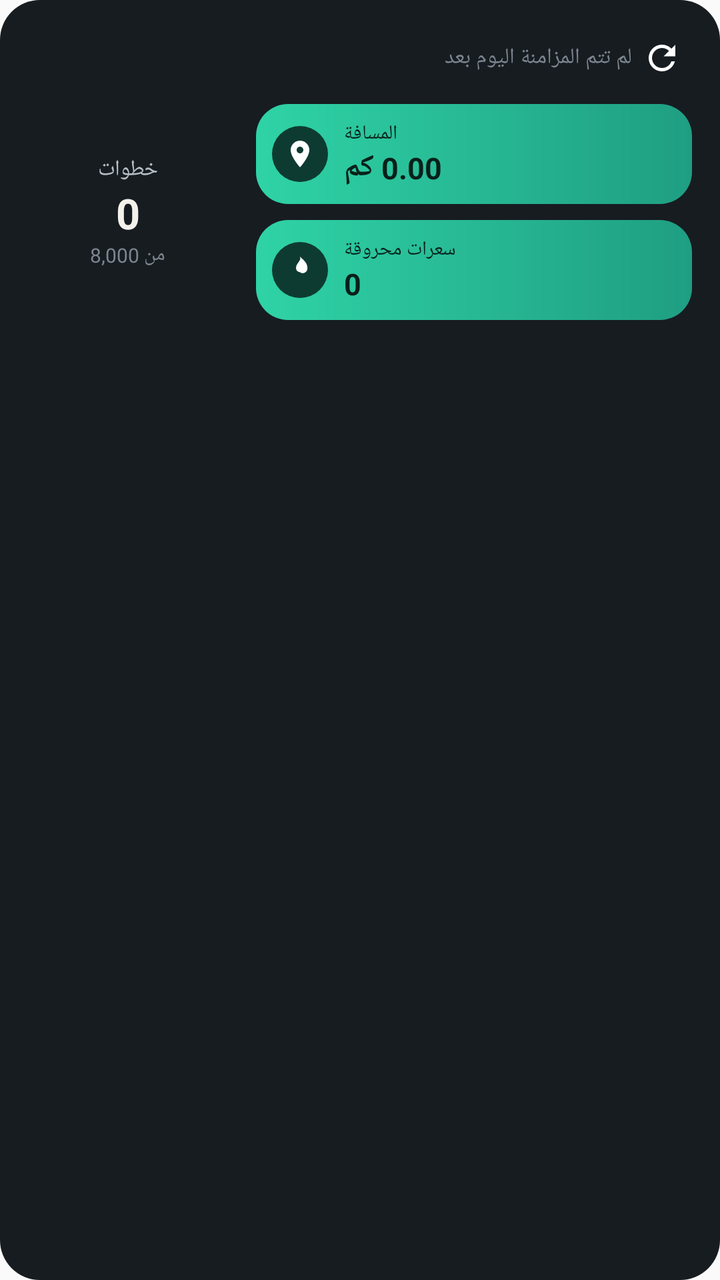
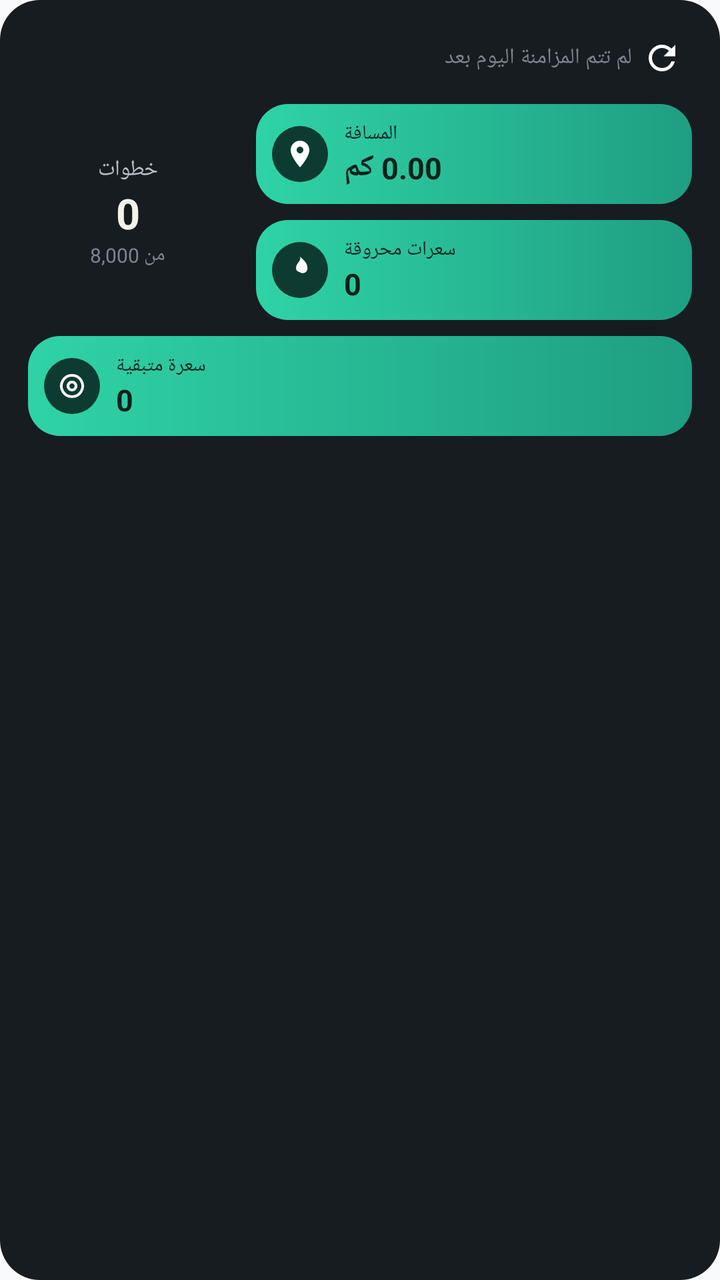

Before-and-after screenshots of an Android layout around one commit, followed by the original layout XML and the change that was made.
<!-- AndroidManifest.xml: application theme AppTheme -->
<!-- res/layout/widget_steps.xml -->
<?xml version="1.0" encoding="utf-8"?>
<LinearLayout xmlns:android="http://schemas.android.com/apk/res/android"
    android:id="@+id/widgetStepsRoot"
    android:layout_width="match_parent"
    android:layout_height="match_parent"
    android:layoutDirection="locale"
    android:orientation="vertical"
    android:background="@drawable/widget_bg"
    android:padding="14dp">

    
    <LinearLayout
        android:layout_width="match_parent"
        android:layout_height="wrap_content"
        android:orientation="horizontal"
        android:gravity="center_vertical">

        <TextView
            android:id="@+id/widgetStepsSyncText"
            android:layout_width="0dp"
            android:layout_height="wrap_content"
            android:layout_weight="1"
            android:text="لم تتم المزامنة اليوم بعد"
            android:textColor="#7C858F"
            android:textSize="11sp"
            android:gravity="start"
            android:maxLines="1"
            android:ellipsize="end"/>

        <ImageView
            android:id="@+id/widgetStepsRefresh"
            android:layout_width="30dp"
            android:layout_height="30dp"
            android:padding="5dp"
            android:src="@drawable/ic_widget_refresh"
            android:contentDescription="تحديث"/>

    </LinearLayout>

    
    <LinearLayout
        android:layout_width="match_parent"
        android:layout_height="wrap_content"
        android:layout_marginTop="8dp"
        android:orientation="horizontal"
        android:gravity="center_vertical">

        <FrameLayout
            android:layout_width="100dp"
            android:layout_height="100dp">

            <ImageView
                android:id="@+id/widgetStepsRingImg"
                android:layout_width="match_parent"
                android:layout_height="match_parent"/>

            <LinearLayout
                android:layout_width="match_parent"
                android:layout_height="match_parent"
                android:orientation="vertical"
                android:gravity="center">

                <TextView
                    android:id="@+id/widgetStepsLabel"
                    android:layout_width="wrap_content"
                    android:layout_height="wrap_content"
                    android:text="خطوات"
                    android:textColor="#B7C0C7"
                    android:textSize="11sp"/>

                <TextView
                    android:id="@+id/widgetStepsValue"
                    android:layout_width="wrap_content"
                    android:layout_height="wrap_content"
                    android:text="0"
                    android:textColor="#F3F1EA"
                    android:textSize="21sp"
                    android:textStyle="bold"/>

                <TextView
                    android:id="@+id/widgetStepsGoalText"
                    android:layout_width="wrap_content"
                    android:layout_height="wrap_content"
                    android:text="من 8,000"
                    android:textColor="#7C858F"
                    android:textSize="10sp"/>

            </LinearLayout>

        </FrameLayout>

        <LinearLayout
            android:layout_width="0dp"
            android:layout_height="wrap_content"
            android:layout_weight="1"
            android:layout_marginStart="14dp"
            android:orientation="vertical"
            android:gravity="center_vertical">

            <LinearLayout
                android:layout_width="match_parent"
                android:layout_height="wrap_content"
                android:orientation="horizontal"
                android:gravity="center_vertical"
                android:background="@drawable/widget_stat_pill_bg"
                android:padding="8dp"
                android:layout_marginBottom="8dp">

                <ImageView
                    android:layout_width="28dp"
                    android:layout_height="28dp"
                    android:padding="6dp"
                    android:background="@drawable/widget_icon_badge_bg"
                    android:src="@drawable/ic_widget_pin"/>

                <LinearLayout
                    android:layout_width="wrap_content"
                    android:layout_height="wrap_content"
                    android:layout_marginStart="8dp"
                    android:orientation="vertical">

                    <TextView
                        android:layout_width="wrap_content"
                        android:layout_height="wrap_content"
                        android:text="المسافة"
                        android:textColor="#08201A"
                        android:textSize="10sp"/>

                    <TextView
                        android:id="@+id/widgetStepsDistance"
                        android:layout_width="wrap_content"
                        android:layout_height="wrap_content"
                        android:text="0.00 كم"
                        android:textColor="#08201A"
                        android:textSize="15sp"
                        android:textStyle="bold"/>

                </LinearLayout>

            </LinearLayout>

            <LinearLayout
                android:layout_width="match_parent"
                android:layout_height="wrap_content"
                android:orientation="horizontal"
                android:gravity="center_vertical"
                android:background="@drawable/widget_stat_pill_bg"
                android:padding="8dp">

                <ImageView
                    android:layout_width="28dp"
                    android:layout_height="28dp"
                    android:padding="6dp"
                    android:background="@drawable/widget_icon_badge_bg"
                    android:src="@drawable/ic_widget_flame"/>

                <LinearLayout
                    android:layout_width="wrap_content"
                    android:layout_height="wrap_content"
                    android:layout_marginStart="8dp"
                    android:orientation="vertical">

                    <TextView
                        android:layout_width="wrap_content"
                        android:layout_height="wrap_content"
                        android:text="سعرات محروقة"
                        android:textColor="#08201A"
                        android:textSize="10sp"/>

                    <TextView
                        android:id="@+id/widgetStepsCalories"
                        android:layout_width="wrap_content"
                        android:layout_height="wrap_content"
                        android:text="0"
                        android:textColor="#08201A"
                        android:textSize="15sp"
                        android:textStyle="bold"/>

                </LinearLayout>

            </LinearLayout>

        </LinearLayout>

    </LinearLayout>

</LinearLayout>
<!-- resources referenced by this layout -->
<resources>
  <!-- drawable ic_widget_flame (drawable) -->
  <?xml version="1.0" encoding="utf-8"?>
  <vector xmlns:android="http://schemas.android.com/apk/res/android"
      android:width="24dp"
      android:height="24dp"
      android:viewportWidth="24"
      android:viewportHeight="24">
      <path
          android:fillColor="#FFFFFF"
          android:pathData="M12 2c1.2 3.4-3 4.6-3 8.6a3 3 0 0 0 6 0c0-1-.6-1.8-.6-1.8.8 2.2-.6 3-.6 3 .8-2.2-1.4-3.6-1.4-5.4 0 1.4-2 2.2-2 4.4a3.6 3.6 0 0 0 7.2 0c0-4.2-2.9-6.2-5.6-8.8z"/>
  </vector>
  <!-- drawable ic_widget_pin (drawable) -->
  <?xml version="1.0" encoding="utf-8"?>
  <vector xmlns:android="http://schemas.android.com/apk/res/android"
      android:width="24dp"
      android:height="24dp"
      android:viewportWidth="24"
      android:viewportHeight="24">
      <path
          android:fillColor="#FFFFFF"
          android:pathData="M12,2C8.13,2 5,5.13 5,9c0,5.25 7,13 7,13s7,-7.75 7,-13c0,-3.87 -3.13,-7 -7,-7zM12,11.5c-1.38,0 -2.5,-1.12 -2.5,-2.5s1.12,-2.5 2.5,-2.5 2.5,1.12 2.5,2.5 -1.12,2.5 -2.5,2.5z"/>
  </vector>
  <!-- drawable ic_widget_refresh (drawable) -->
  <?xml version="1.0" encoding="utf-8"?>
  <vector xmlns:android="http://schemas.android.com/apk/res/android"
      android:width="24dp"
      android:height="24dp"
      android:viewportWidth="24"
      android:viewportHeight="24">
      <path
          android:fillColor="#FFFFFF"
          android:pathData="M17.65,6.35C16.2,4.9 14.21,4 12,4c-4.42,0 -7.99,3.58 -7.99,8s3.57,8 7.99,8c3.73,0 6.84,-2.55 7.73,-6h-2.08c-0.82,2.33 -3.04,4 -5.65,4 -3.31,0 -6,-2.69 -6,-6s2.69,-6 6,-6c1.66,0 3.14,0.69 4.22,1.78L13,11h7V4l-2.35,2.35z"/>
  </vector>
  <!-- drawable widget_bg (drawable) -->
  <?xml version="1.0" encoding="utf-8"?>
  <shape xmlns:android="http://schemas.android.com/apk/res/android" android:shape="rectangle">
      <solid android:color="#171C21"/>
      <corners android:radius="20dp"/>
  </shape>
  <!-- drawable widget_icon_badge_bg (drawable) -->
  <?xml version="1.0" encoding="utf-8"?>
  <shape xmlns:android="http://schemas.android.com/apk/res/android" android:shape="oval">
      <solid android:color="#0E3B31"/>
  </shape>
  <!-- drawable widget_stat_pill_bg (drawable) -->
  <?xml version="1.0" encoding="utf-8"?>
  <shape xmlns:android="http://schemas.android.com/apk/res/android" android:shape="rectangle">
      <gradient
          android:type="linear"
          android:angle="0"
          android:startColor="#2FD3A6"
          android:endColor="#1F9E82"/>
      <corners android:radius="16dp"/>
  </shape>
  <style name="AppTheme" parent="Theme.AppCompat.Light.DarkActionBar">
          
          <item name="colorPrimary">@color/colorPrimary</item>
          <item name="colorPrimaryDark">@color/colorPrimaryDark</item>
          <item name="colorAccent">@color/colorAccent</item>
      </style>
  <color name="colorPrimary">#12161A</color>
  <color name="colorPrimaryDark">#0B0E11</color>
  <color name="colorAccent">#2FD3A6</color>
</resources>

<!-- the commit's change to res/layout/widget_steps.xml (unified diff, before → after) -->
@@ -184,4 +184,50 @@
 
     </LinearLayout>
 
+    
+    <LinearLayout
+        android:id="@+id/widgetStepsCalEatenPill"
+        android:layout_width="match_parent"
+        android:layout_height="wrap_content"
+        android:layout_marginTop="8dp"
+        android:orientation="horizontal"
+        android:gravity="center_vertical"
+        android:background="@drawable/widget_stat_pill_bg"
+        android:padding="8dp">
+
+        <ImageView
+            android:layout_width="28dp"
+            android:layout_height="28dp"
+            android:padding="6dp"
+            android:background="@drawable/widget_icon_badge_bg"
+            android:src="@drawable/ic_widget_meal"/>
+
+        <LinearLayout
+            android:layout_width="0dp"
+            android:layout_height="wrap_content"
+            android:layout_weight="1"
+            android:layout_marginStart="8dp"
+            android:orientation="vertical">
+
+            <TextView
+                android:id="@+id/widgetStepsCalEatenLabel"
+                android:layout_width="wrap_content"
+                android:layout_height="wrap_content"
+                android:text="سعرة متبقية"
+                android:textColor="#08201A"
+                android:textSize="10sp"/>
+
+            <TextView
+                android:id="@+id/widgetStepsCalEatenValue"
+                android:layout_width="wrap_content"
+                android:layout_height="wrap_content"
+                android:text="0"
+                android:textColor="#08201A"
+                android:textSize="15sp"
+                android:textStyle="bold"/>
+
+        </LinearLayout>
+
+    </LinearLayout>
+
 </LinearLayout>
<!-- resource entries referenced after the edit -->
@@ -10,6 +10,28 @@
       <path
           android:fillColor="#FFFFFF"
           android:pathData="M12 2c1.2 3.4-3 4.6-3 8.6a3 3 0 0 0 6 0c0-1-.6-1.8-.6-1.8.8 2.2-.6 3-.6 3 .8-2.2-1.4-3.6-1.4-5.4 0 1.4-2 2.2-2 4.4a3.6 3.6 0 0 0 7.2 0c0-4.2-2.9-6.2-5.6-8.8z"/>
+  </vector>
+  <!-- drawable ic_widget_meal (drawable) -->
+  <?xml version="1.0" encoding="utf-8"?>
+  <vector xmlns:android="http://schemas.android.com/apk/res/android"
+      android:width="24dp"
+      android:height="24dp"
+      android:viewportWidth="24"
+      android:viewportHeight="24">
+      <path
+          android:fillColor="#00000000"
+          android:strokeColor="#FFFFFF"
+          android:strokeWidth="2"
+          android:strokeLineCap="round"
+          android:strokeLineJoin="round"
+          android:pathData="M12,4a8,8 0,1 0,0.001 0z"/>
+      <path
+          android:fillColor="#00000000"
+          android:strokeColor="#FFFFFF"
+          android:strokeWidth="2"
+          android:strokeLineCap="round"
+          android:strokeLineJoin="round"
+          android:pathData="M12,9a3,3 0,1 0,0.001 0z"/>
   </vector>
   <!-- drawable ic_widget_pin (drawable) -->
   <?xml version="1.0" encoding="utf-8"?>
